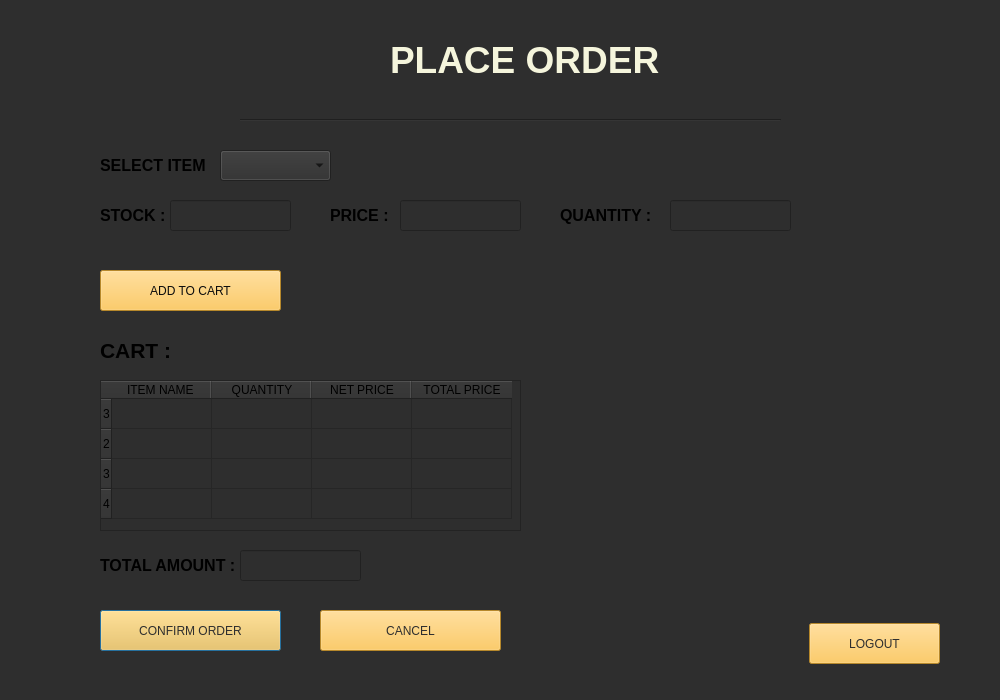
First picture: the form in user.ui, repository mesum-abbas/Canteen_Managment_System, before the edit.
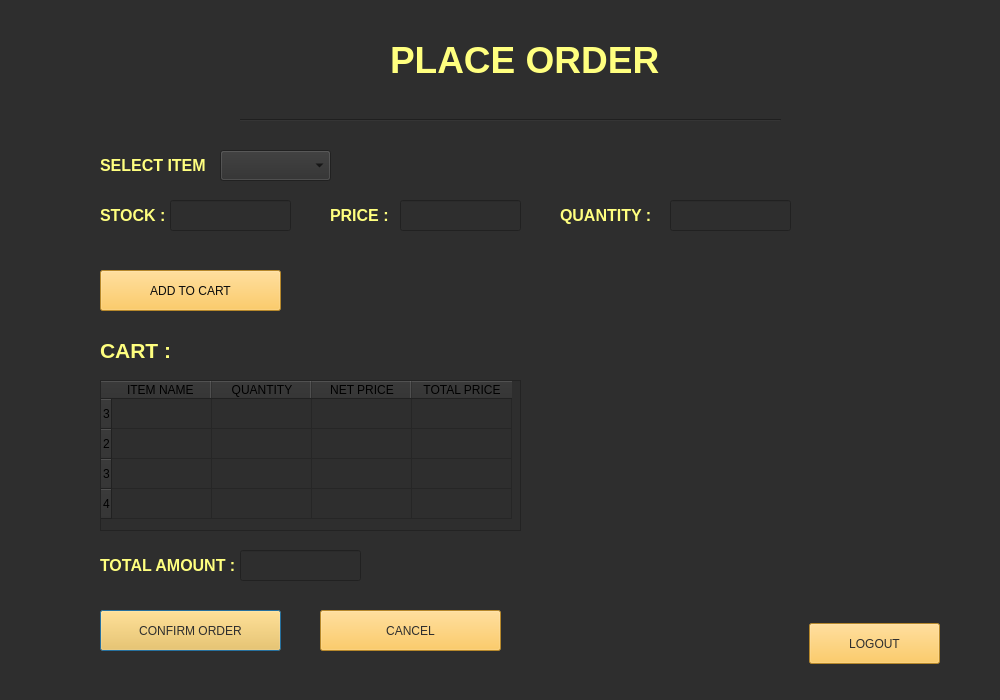
Second picture: the form after the edit. Icons and pictures are not drawn.

What changed in the file:
```diff
--- a/user.ui
+++ b/user.ui
@@ -29,7 +29,7 @@
     <string notr="true">color: rgb(245, 245, 220);</string>
    </property>
    <property name="text">
-    <string>&lt;html&gt;&lt;head/&gt;&lt;body&gt;&lt;p&gt;&lt;span style=&quot; font-size:28pt; font-weight:700;&quot;&gt;PLACE ORDER&lt;/span&gt;&lt;/p&gt;&lt;/body&gt;&lt;/html&gt;</string>
+    <string>&lt;html&gt;&lt;head/&gt;&lt;body&gt;&lt;p&gt;&lt;span style=&quot; font-size:28pt; font-weight:700; color:#ffff7f;&quot;&gt;PLACE ORDER&lt;/span&gt;&lt;/p&gt;&lt;/body&gt;&lt;/html&gt;</string>
    </property>
   </widget>
   <widget class="QLabel" name="label_2">
@@ -42,7 +42,7 @@
     </rect>
    </property>
    <property name="text">
-    <string>&lt;html&gt;&lt;head/&gt;&lt;body&gt;&lt;p&gt;&lt;span style=&quot; font-size:12pt; font-weight:700;&quot;&gt;SELECT ITEM :&lt;/span&gt;&lt;/p&gt;&lt;/body&gt;&lt;/html&gt;</string>
+    <string>&lt;html&gt;&lt;head/&gt;&lt;body&gt;&lt;p&gt;&lt;span style=&quot; font-size:12pt; font-weight:700; color:#ffff7f;&quot;&gt;SELECT ITEM :&lt;/span&gt;&lt;/p&gt;&lt;/body&gt;&lt;/html&gt;</string>
    </property>
   </widget>
   <widget class="QLabel" name="label_3">
@@ -55,7 +55,7 @@
     </rect>
    </property>
    <property name="text">
-    <string>&lt;html&gt;&lt;head/&gt;&lt;body&gt;&lt;p&gt;&lt;span style=&quot; font-size:12pt; font-weight:700;&quot;&gt;STOCK :&lt;/span&gt;&lt;/p&gt;&lt;/body&gt;&lt;/html&gt;</string>
+    <string>&lt;html&gt;&lt;head/&gt;&lt;body&gt;&lt;p&gt;&lt;span style=&quot; font-size:12pt; font-weight:700; color:#ffff7f;&quot;&gt;STOCK :&lt;/span&gt;&lt;/p&gt;&lt;/body&gt;&lt;/html&gt;</string>
    </property>
   </widget>
   <widget class="QLabel" name="label_4">
@@ -68,7 +68,7 @@
     </rect>
    </property>
    <property name="text">
-    <string>&lt;html&gt;&lt;head/&gt;&lt;body&gt;&lt;p&gt;&lt;span style=&quot; font-size:12pt; font-weight:700;&quot;&gt;QUANTITY :&lt;/span&gt;&lt;/p&gt;&lt;/body&gt;&lt;/html&gt;</string>
+    <string>&lt;html&gt;&lt;head/&gt;&lt;body&gt;&lt;p&gt;&lt;span style=&quot; font-size:12pt; font-weight:700; color:#ffff7f;&quot;&gt;QUANTITY :&lt;/span&gt;&lt;/p&gt;&lt;/body&gt;&lt;/html&gt;</string>
    </property>
   </widget>
   <widget class="QLabel" name="label_5">
@@ -81,7 +81,7 @@
     </rect>
    </property>
    <property name="text">
-    <string>&lt;html&gt;&lt;head/&gt;&lt;body&gt;&lt;p&gt;&lt;span style=&quot; font-size:12pt; font-weight:700;&quot;&gt;PRICE :&lt;/span&gt;&lt;/p&gt;&lt;/body&gt;&lt;/html&gt;</string>
+    <string>&lt;html&gt;&lt;head/&gt;&lt;body&gt;&lt;p&gt;&lt;span style=&quot; font-size:12pt; font-weight:700; color:#ffff7f;&quot;&gt;PRICE :&lt;/span&gt;&lt;/p&gt;&lt;/body&gt;&lt;/html&gt;</string>
    </property>
   </widget>
   <widget class="QLabel" name="label_6">
@@ -94,7 +94,7 @@
     </rect>
    </property>
    <property name="text">
-    <string>&lt;html&gt;&lt;head/&gt;&lt;body&gt;&lt;p&gt;&lt;span style=&quot; font-size:16pt; font-weight:700;&quot;&gt;CART :&lt;/span&gt;&lt;/p&gt;&lt;/body&gt;&lt;/html&gt;</string>
+    <string>&lt;html&gt;&lt;head/&gt;&lt;body&gt;&lt;p&gt;&lt;span style=&quot; font-size:16pt; font-weight:700; color:#ffff7f;&quot;&gt;CART :&lt;/span&gt;&lt;/p&gt;&lt;/body&gt;&lt;/html&gt;</string>
    </property>
   </widget>
   <widget class="QLabel" name="label_7">
@@ -107,7 +107,7 @@
     </rect>
    </property>
    <property name="text">
-    <string>&lt;html&gt;&lt;head/&gt;&lt;body&gt;&lt;p&gt;&lt;span style=&quot; font-size:12pt; font-weight:700;&quot;&gt;TOTAL  AMOUNT :&lt;/span&gt;&lt;/p&gt;&lt;/body&gt;&lt;/html&gt;</string>
+    <string>&lt;html&gt;&lt;head/&gt;&lt;body&gt;&lt;p&gt;&lt;span style=&quot; font-size:12pt; font-weight:700; color:#ffff7f;&quot;&gt;TOTAL AMOUNT :&lt;/span&gt;&lt;/p&gt;&lt;/body&gt;&lt;/html&gt;</string>
    </property>
   </widget>
   <widget class="QPushButton" name="pushButton">
```
